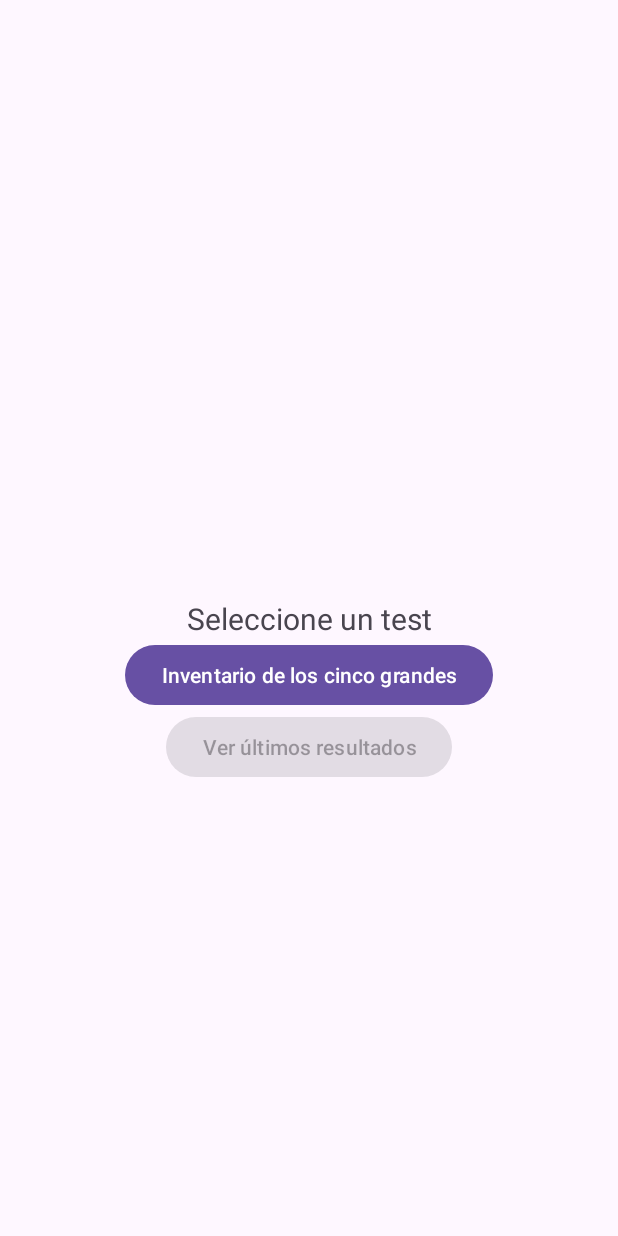
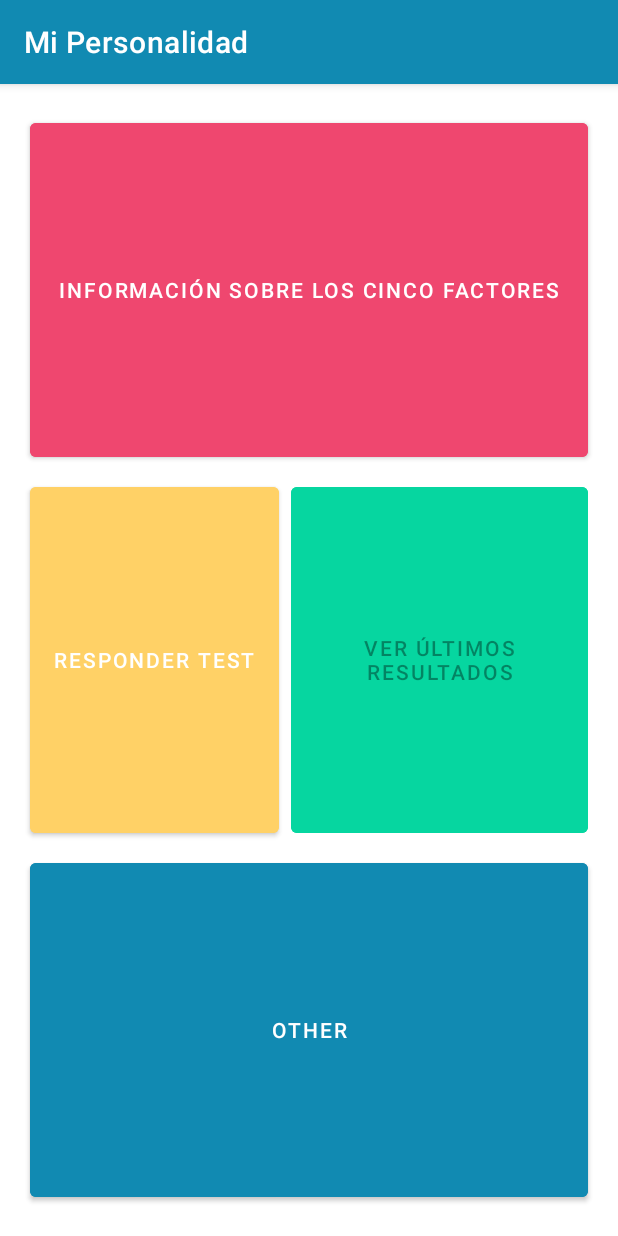
Before and after one commit to elmugrearturo/PsychometricsApp, an Android app: the screen it shows after launch (MainActivity), on a phone screen of 412 x 824 dp. Run offline under Robolectric (Android 15) with nearby library versions, the phone set to English and light mode, and no system bars; our stand-ins replace Room's generated code.

Commit message:
Changing layout to support a mosaic-like menu.

```diff
--- a/app/build.gradle.kts
+++ b/app/build.gradle.kts
@@ -50,6 +50,7 @@ dependencies {
     implementation(libs.material)
     implementation(libs.androidx.activity)
     implementation(libs.androidx.constraintlayout)
+    implementation(libs.androidx.gridlayout)
     implementation(libs.mpandroidchart)
     testImplementation(libs.junit)
     androidTestImplementation(libs.androidx.junit)
--- a/app/src/main/java/com/example/mipersonalidad/TestSelectionFragment.kt
+++ b/app/src/main/java/com/example/mipersonalidad/TestSelectionFragment.kt
@@ -50,6 +50,7 @@ class TestSelectionFragment : Fragment() {
         // Clear navigation back stack
         findNavController().popBackStack(R.id.firstFragment, false)
 
+        val informationButton = view.findViewById<Button>(R.id.btnBFIInformation)
         val resultsButton = view.findViewById<Button>(R.id.btnBFITestResults)
 
         val db = Room.databaseBuilder(
@@ -68,6 +69,11 @@ class TestSelectionFragment : Fragment() {
             }
         }
 
+        informationButton.setOnClickListener{
+            // Load BF Information Fragment
+            findNavController().navigate(R.id.action_firstFragment_to_bfInformationFragment)
+        }
+
         // Handle BFI button click
         view.findViewById<Button>(R.id.btnBFITest).setOnClickListener {
             // Load BFI Fragment
@@ -75,7 +81,7 @@ class TestSelectionFragment : Fragment() {
         }
 
         resultsButton.setOnClickListener {
-            // Load BFI Fragment
+            // Load BFI Results Fragment
             findNavController().navigate(R.id.action_firstFragment_to_bfiResultsFragment)
         }
     }
--- a/app/src/main/res/layout/activity_main.xml
+++ b/app/src/main/res/layout/activity_main.xml
@@ -1,9 +1,10 @@
 <?xml version="1.0" encoding="utf-8"?>
-<FrameLayout xmlns:android="http://schemas.android.com/apk/res/android"
+<androidx.constraintlayout.widget.ConstraintLayout  xmlns:android="http://schemas.android.com/apk/res/android"
     xmlns:app="http://schemas.android.com/apk/res-auto"
     xmlns:tools="http://schemas.android.com/tools"
     android:layout_width="match_parent"
     android:layout_height="match_parent"
+    android:fitsSystemWindows="true"
     tools:context=".MainActivity">
 
     <androidx.fragment.app.FragmentContainerView
@@ -11,7 +12,11 @@
         android:name="androidx.navigation.fragment.NavHostFragment"
         android:layout_width="match_parent"
         android:layout_height="match_parent"
+        app:layout_constraintTop_toTopOf="parent"
+        app:layout_constraintBottom_toBottomOf="parent"
+        app:layout_constraintStart_toStartOf="parent"
+        app:layout_constraintEnd_toEndOf="parent"
         app:navGraph="@navigation/nav_graph"
         app:defaultNavHost="true" />
 
-</FrameLayout>
+</androidx.constraintlayout.widget.ConstraintLayout>
--- a/app/src/main/res/layout/fragment_b_f_i.xml
+++ b/app/src/main/res/layout/fragment_b_f_i.xml
@@ -54,7 +54,6 @@
         android:layout_width="wrap_content"
         android:layout_height="wrap_content"
         app:layout_constraintTop_toBottomOf="@id/answerOptions"
-        app:layout_constraintLeft_toRightOf="@id/previousQuestionButton"
         app:layout_constraintRight_toRightOf="parent"
         android:text="Siguiente" />
 
--- a/app/src/main/res/layout/fragment_test_selection.xml
+++ b/app/src/main/res/layout/fragment_test_selection.xml
@@ -1,39 +1,100 @@
 <?xml version="1.0" encoding="utf-8"?>
-<androidx.constraintlayout.widget.ConstraintLayout xmlns:android="http://schemas.android.com/apk/res/android"
+<androidx.gridlayout.widget.GridLayout
+    xmlns:android="http://schemas.android.com/apk/res/android"
     xmlns:app="http://schemas.android.com/apk/res-auto"
     xmlns:tools="http://schemas.android.com/tools"
     android:layout_width="match_parent"
     android:layout_height="match_parent"
+    app:rowCount="3"
+    app:columnCount="3"
+    android:padding="16dp"
+    app:alignmentMode="alignMargins"
+    app:useDefaultMargins="true"
     tools:context=".TestSelectionFragment">
 
-    <TextView
-        android:id="@+id/instructions"
-        android:layout_width="wrap_content"
+        <com.google.android.material.button.MaterialButton
+            android:id="@+id/btnBFIInformation"
+            android:layout_width="0dp"
             android:layout_height="wrap_content"
-        app:layout_constraintBottom_toBottomOf="parent"
-        app:layout_constraintTop_toTopOf="parent"
-        app:layout_constraintLeft_toLeftOf="parent"
-        app:layout_constraintRight_toRightOf="parent"
-        android:text="Seleccione un test"
-        android:textSize="20sp"
-        android:layout_gravity="center"/>
+            android:text="@string/btnBFIInformation"
+            app:layout_row="0"
+            app:layout_column="0"
+            app:layout_columnSpan="3"
+            app:layout_gravity="fill_horizontal"
+            app:layout_rowWeight="1"
+            android:backgroundTint="@color/red"/>
 
-    <Button
+        <com.google.android.material.button.MaterialButton
             android:id="@+id/btnBFITest"
             android:layout_width="wrap_content"
             android:layout_height="wrap_content"
-        app:layout_constraintTop_toBottomOf="@id/instructions"
-        app:layout_constraintLeft_toLeftOf="parent"
-        app:layout_constraintRight_toRightOf="parent"
-        android:text="Inventario de los cinco grandes" />
+            android:text="@string/btnBFITest"
+            app:layout_row="1"
+            app:layout_column="0"
+            app:layout_columnSpan="2"
+            app:layout_gravity="fill_horizontal"
+            app:layout_rowWeight="1"
+            android:backgroundTint="@color/yellow" />
 
-    <Button
+        <com.google.android.material.button.MaterialButton
             android:id="@+id/btnBFITestResults"
+            android:layout_width="0dp"
+            android:layout_height="wrap_content"
+            android:text="@string/btnBFITestResults"
+            app:layout_row="1"
+            app:layout_column="2"
+            app:layout_columnSpan="1"
+            app:layout_gravity="fill_horizontal"
+            app:layout_rowWeight="1"
+            android:backgroundTint="@color/green" />
+
+        <!-- Info Button -->
+        <com.google.android.material.button.MaterialButton
+            android:id="@+id/btnOther"
+            android:layout_width="0dp"
+            android:layout_height="wrap_content"
+            android:text="@string/btnOther"
+            app:layout_row="2"
+            app:layout_column="0"
+            app:layout_columnSpan="3"
+            app:layout_gravity="fill_horizontal"
+            app:layout_rowWeight="1"
+            android:backgroundTint="@color/blue"/>
+
+    <!--com.google.android.material.card.MaterialCardView
+        android:id="@+id/btnInfo2"
+        android:layout_width="0dp"
+        android:layout_height="wrap_content"
+        app:layout_columnSpan="1"
+        app:cardCornerRadius="8dp"
+        app:cardElevation="4dp"
+        app:layout_gravity="fill_horizontal"
+        app:layout_rowWeight="1"
+        >
+
+        <LinearLayout
+            android:layout_width="match_parent"
+            android:layout_height="match_parent"
+            android:orientation="vertical"
+            android:padding="16dp"
+            android:gravity="center">
+
+            <ImageView
+                android:id="@+id/icon"
                 android:layout_width="wrap_content"
                 android:layout_height="wrap_content"
-        app:layout_constraintTop_toBottomOf="@id/btnBFITest"
-        app:layout_constraintLeft_toLeftOf="parent"
-        app:layout_constraintRight_toRightOf="parent"
-        android:text="Ver últimos resultados" />
+                android:src="@drawable/your_icon"
+                android:contentDescription="@string/icon_desc"
+                android:tint="@color/yourIconColor"/>
 
-</androidx.constraintlayout.widget.ConstraintLayout>
+            <TextView
+                android:layout_width="wrap_content"
+                android:layout_height="wrap_content"
+                android:text="Other2"
+                android:textAppearance="?attr/textAppearanceButton"
+                android:gravity="center"/>
+
+        </LinearLayout>
+    </com.google.android.material.card.MaterialCardView-->
+
+</androidx.gridlayout.widget.GridLayout>
--- a/app/src/main/res/navigation/nav_graph.xml
+++ b/app/src/main/res/navigation/nav_graph.xml
@@ -14,8 +14,22 @@
             app:destination="@id/bfiResultsFragment" />
 
         <action
+            android:id="@+id/action_firstFragment_to_bfInformationFragment"
+            app:destination="@id/bfInformationFragment" />
+
+        <action
             android:id="@+id/action_firstFragment_to_bfiFragment"
             app:destination="@id/bfiFragment" />
+    </fragment>
+
+    <fragment
+        android:id="@+id/bfInformationFragment"
+        android:name="com.example.mipersonalidad.BFInformationFragment"
+        tools:layout="@layout/fragment_b_f_information">
+
+        <action
+            android:id="@+id/action_bfInformationFragment_to_firstFragment"
+            app:destination="@id/firstFragment" />
     </fragment>
 
     <fragment
--- a/app/src/main/res/values-night/themes.xml
+++ /dev/null
@@ -1,7 +0,0 @@
-<resources xmlns:tools="http://schemas.android.com/tools">
-    <!-- Base application theme. -->
-    <style name="Base.Theme.MiPersonalidad" parent="Theme.Material3.DayNight.NoActionBar">
-        <!-- Customize your dark theme here. -->
-        <!-- <item name="colorPrimary">@color/my_dark_primary</item> -->
-    </style>
-</resources>
--- a/app/src/main/res/values/colors.xml
+++ b/app/src/main/res/values/colors.xml
@@ -2,4 +2,15 @@
 <resources>
     <color name="black">#FF000000</color>
     <color name="white">#FFFFFFFF</color>
+    <color name="red">#ef476f</color>
+    <color name="yellow">#ffd166</color>
+    <color name="green">#06d6a0</color>
+    <color name="blue">#118ab2</color>
+    <color name="darkBlue">#073b4c</color>
+    <color name="primary">#00a2d3</color>
+    <color name="complementary">#d33100</color>
+    <color name="analogousPrimary">#00d39b</color>
+    <color name="analogousComplementary">#0038d3</color>
+    <color name="triadicPrimary">#3100d3</color>
+    <color name="triadicComplementary">#d300a2</color>
 </resources>
--- a/app/src/main/res/values/strings.xml
+++ b/app/src/main/res/values/strings.xml
@@ -1,5 +1,9 @@
 <resources>
     <string name="app_name">Mi Personalidad</string>
+    <string name="btnBFIInformation">Información sobre los cinco factores</string>
+    <string name="btnBFITest">Responder test</string>
+    <string name="btnBFITestResults">Ver últimos resultados</string>
+    <string name="btnOther">Other</string>
 
     <string name="openness_name">Apertura a la experiencia</string>
     <string name="conscientiousness_name">Responsabilidad</string>
@@ -29,4 +33,6 @@
     <string name="neuroticism_low">Tiendes a ser emocionalmente estable y resistente. Las situaciones estresantes rara vez te desestabilizan, y en general mantienes una actitud tranquila. Aunque esta estabilidad emocional es una fortaleza, está bien expresar tus sentimientos cuando las cosas te afectan.</string>
     <string name="neuroticism_medium">Tienes un temperamento emocional equilibrado. Aunque a veces puedes sentir estrés o ansiedad, en general gestionas bien tus emociones. Esta capacidad para manejar altibajos te ayuda a mantener una perspectiva constante sobre la vida.</string>
     <string name="neuroticism_high">Eres susceptible a experimentar altibajos emocionales con frecuencia. El estrés y la ansiedad pueden muchas veces ser desafiantes para ti, pero esto también significa que estás muy en sintonía con tus emociones. Desarrollar estrategias para manejar el estrés puede ayudarte a mantener el equilibrio emocional.</string>
+    <!-- TODO: Remove or change this placeholder text -->
+    <string name="hello_blank_fragment">Hello blank fragment</string>
 </resources>
--- a/app/src/main/res/values/themes.xml
+++ b/app/src/main/res/values/themes.xml
@@ -1,9 +1,14 @@
+<!-- res/values/themes.xml -->
 <resources xmlns:tools="http://schemas.android.com/tools">
-    <!-- Base application theme. -->
-    <style name="Base.Theme.MiPersonalidad" parent="Theme.Material3.DayNight.NoActionBar">
-        <!-- Customize your light theme here. -->
-        <!-- <item name="colorPrimary">@color/my_light_primary</item> -->
+    <!-- Base application theme -->
+    <style name="Theme.MiPersonalidad" parent="Theme.MaterialComponents.DayNight.DarkActionBar">
+        <!-- Customize your theme here -->
+        <item name="colorPrimary">@color/blue</item>
+        <item name="colorPrimaryVariant">@color/darkBlue</item>
+        <item name="colorSecondary">@color/red</item>
+        <item name="android:statusBarColor">@color/darkBlue</item>
+        <item name="android:navigationBarColor">@color/blue</item>
+        <item name="android:windowBackground">@color/white</item>
+        <!--item name="android:fontFamily">@font/roboto</item-->
     </style>
-
-    <style name="Theme.MiPersonalidad" parent="Base.Theme.MiPersonalidad" />
 </resources>
--- a/gradle/libs.versions.toml
+++ b/gradle/libs.versions.toml
@@ -14,6 +14,7 @@ mpandroidchart = "v3.1.0"
 roomRuntime = "2.6.1"
 navigationFragmentKtx = "2.7.7"
 navigationCompose = "2.7.7"
+gridlayout = "1.0.0"
 
 [libraries]
 androidx-core-ktx = { group = "androidx.core", name = "core-ktx", version.ref = "coreKtx" }
@@ -21,6 +22,7 @@ androidx-navigation-ui-ktx = { module = "androidx.navigation:navigation-ui-ktx"
 androidx-room-compiler = { module = "androidx.room:room-compiler", version.ref = "roomRuntime" }
 androidx-room-ktx = { module = "androidx.room:room-ktx" }
 androidx-room-runtime = { module = "androidx.room:room-runtime", version.ref = "roomRuntime" }
+google-material = { module = "com.google.android.material:material" }
 gson = { module = "com.google.code.gson:gson", version.ref = "gson" }
 junit = { group = "junit", name = "junit", version.ref = "junit" }
 androidx-junit = { group = "androidx.test.ext", name = "junit", version.ref = "junitVersion" }
@@ -32,6 +34,7 @@ androidx-constraintlayout = { group = "androidx.constraintlayout", name = "const
 mpandroidchart = { module = "com.github.PhilJay:MPAndroidChart", version.ref = "mpandroidchart" }
 androidx-navigation-fragment-ktx = { group = "androidx.navigation", name = "navigation-fragment-ktx", version.ref = "navigationFragmentKtx" }
 androidx-navigation-compose = { group = "androidx.navigation", name = "navigation-compose", version.ref = "navigationCompose" }
+androidx-gridlayout = { group = "androidx.gridlayout", name = "gridlayout", version.ref = "gridlayout" }
 
 [plugins]
 android-application = { id = "com.android.application", version.ref = "agp" }
```
Also changed, not shown: app/src/main/java/com/example/mipersonalidad/BFInformationFragment.kt (added, +64 -0 lines), app/src/main/res/layout/fragment_b_f_information.xml (added, +66 -0 lines). Lines whose indentation alone changed are shown as unchanged.
